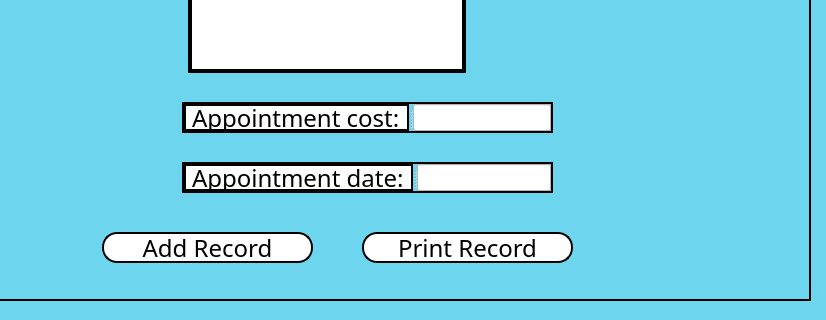
Above: appointment.ui from Lurothero/KidneyAssociation before the change; both pictures show x 0 to 826 and y 250 to 570 of the 826 by 570 pixel window. Below: the same form after it.
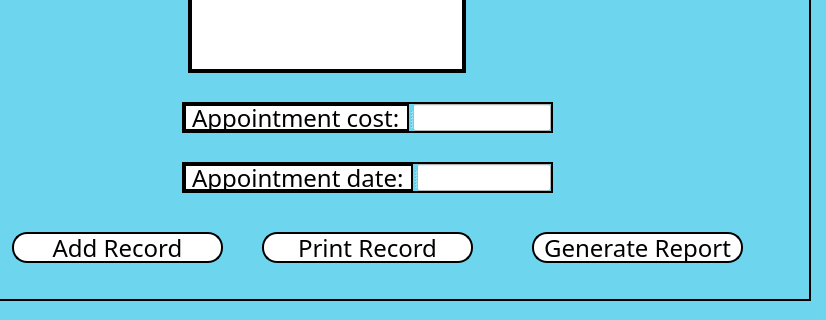
That is the form after the change.

Commit message: Added company name & logo to window title for all UIs and generating reports for all appointments is in proper format

The edit to the form file:
```diff
--- a/appointment.ui
+++ b/appointment.ui
@@ -84,7 +84,7 @@
     <widget class="QPushButton" name="PrintRecord_BTN">
      <property name="geometry">
       <rect>
-       <x>370</x>
+       <x>270</x>
        <y>500</y>
        <width>211</width>
        <height>31</height>
@@ -139,7 +139,7 @@
     <widget class="QPushButton" name="AddRecord_BTN">
      <property name="geometry">
       <rect>
-       <x>110</x>
+       <x>20</x>
        <y>500</y>
        <width>211</width>
        <height>31</height>
@@ -327,6 +327,27 @@
       </property>
      </widget>
     </widget>
+    <widget class="QPushButton" name="GenerateReport_BTN">
+     <property name="geometry">
+      <rect>
+       <x>540</x>
+       <y>500</y>
+       <width>211</width>
+       <height>31</height>
+      </rect>
+     </property>
+     <property name="styleSheet">
+      <string notr="true">QPushButton
+{
+   border: 2px solid black;
+   background-color: white;
+   border-radius: 15px;
+}</string>
+     </property>
+     <property name="text">
+      <string>Generate Report</string>
+     </property>
+    </widget>
    </widget>
   </widget>
  </widget>
```
The commit also changes 16 other files.
